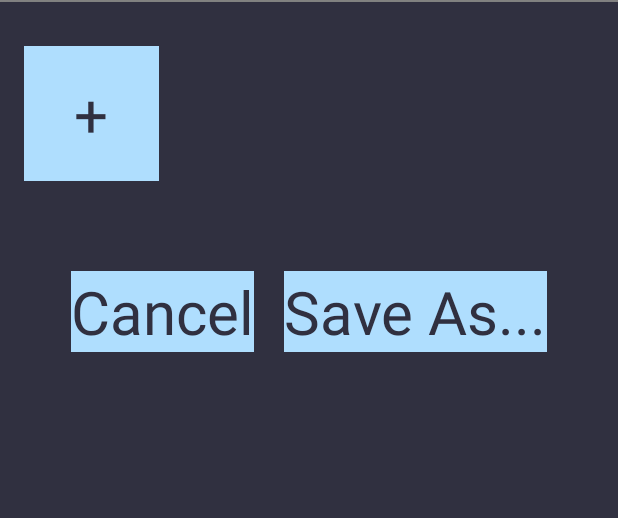
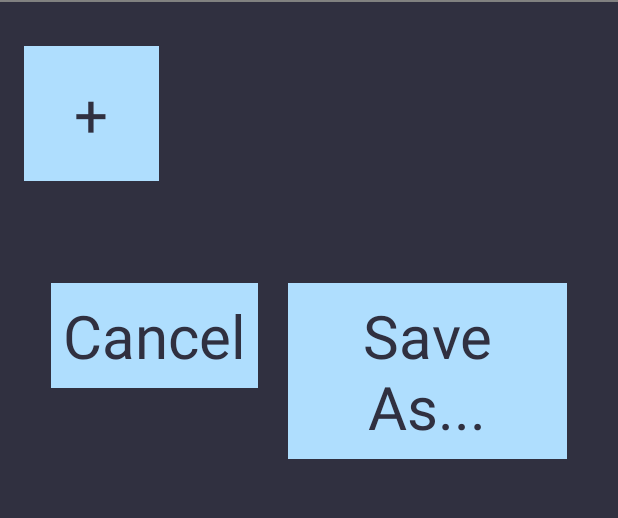
Before and after one commit to emseibert/webandmobile, an Android app: the AddLightShow screen opened directly, with no data from a screen before it, on a phone screen of 412 x 824 dp, the part 36-554 px from its top. Run offline under Robolectric (Android 15) with nearby library versions, the phone set to English and light mode, and no system bars; libraries missing offline, so code that uses them is left out: org.apmem.tools; plain views replace FlowLayout, LightStrip.

Commit message:
icon light, fixed icon, added toast, fixed padding

```diff
--- a/app/src/main/java/cs4720/virginia/cs/edu/piapp/AddLightShow.java
+++ b/app/src/main/java/cs4720/virginia/cs/edu/piapp/AddLightShow.java
@@ -78,7 +78,7 @@ public class AddLightShow extends Activity implements ColorPicker.OnColorChanged
 
             //Create new color button
             myButton.setText("");
-            myButton.setId(num_colors + 1);
+            myButton.setId(num_colors);
             myButton.setBackgroundColor(color);
             myButton.setHeight(90);
             myButton.setWidth(90);
--- a/app/src/main/res/layout/activity_add_light_show.xml
+++ b/app/src/main/res/layout/activity_add_light_show.xml
@@ -68,21 +68,24 @@
                 android:orientation="horizontal"
                 android:layout_width="wrap_content"
                 android:layout_height="fill_parent"
-                android:layout_centerInParent="true">
+                android:layout_centerInParent="true"
+                android:padding="8dp">
 
                 <Button
                     android:layout_width="wrap_content"
                     android:layout_height="wrap_content"
-                    android:layout_marginLeft="10dp"
-                    android:layout_marginRight="10dp"
-                    android:layout_marginBottom="10dp"
-                    android:layout_marginTop="10dp"
+                    android:layout_marginLeft="15dp"
+                    android:layout_marginRight="15dp"
+                    android:layout_marginBottom="15dp"
+                    android:layout_marginTop="15dp"
                     android:text="Cancel"
                     android:textColor="#303040"
                     android:background="#AFDEFE"
 
                     android:id="@+id/btn_Cancel"
-                    android:textSize="40sp"/>
+                    android:textSize="40sp"
+                    android:layout_margin="10dp"
+                    android:padding="8dp" />
                 <Button
                     android:layout_width="wrap_content"
                     android:layout_height="wrap_content"
@@ -95,7 +98,8 @@
                     android:textColor="#303040"
                     android:id="@+id/btn_Save"
                     android:textSize="40sp"
-                    android:longClickable="false" />
+                    android:longClickable="false"
+                    android:padding="8dp" />
             </LinearLayout>
         </RelativeLayout>
     </LinearLayout>
```
Also changed, not shown: app/src/main/java/cs4720/virginia/cs/edu/piapp/MainActivity2.java (+28 -9 lines), app/src/main/res/drawable-hdpi/light_bulb_icon.png, 268 other files.
